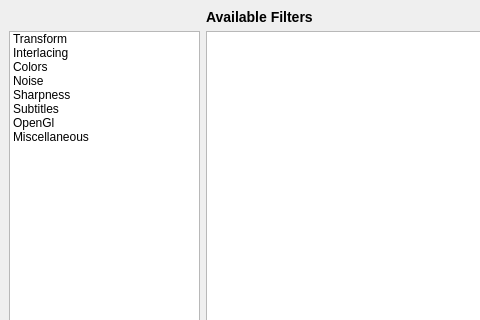
Above: utilities/sourcecode/avidemux2-master/avidemux/qt4/ADM_userInterfaces/ADM_filters/mainfilter.ui from goanimate-archive-organization/wrapper-offIine before the change; both pictures show x 0 to 480 and y 0 to 320 of the 913 by 500 pixel window. Below: the same form after it.
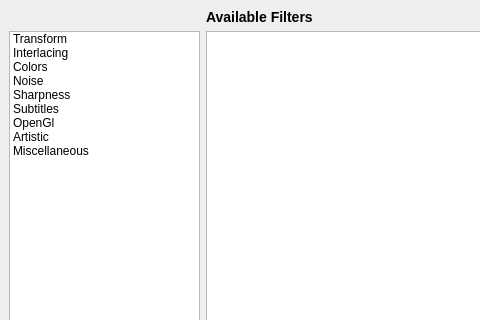
That is the form after the change. Icons and pictures are not drawn.

Diff of the .ui file:
```diff
--- a/utilities/sourcecode/avidemux2-master/avidemux/qt4/ADM_userInterfaces/ADM_filters/mainfilter.ui
+++ b/utilities/sourcecode/avidemux2-master/avidemux/qt4/ADM_userInterfaces/ADM_filters/mainfilter.ui
@@ -166,6 +166,15 @@
           <normaloff>:/new/prefix1/common/ADM_icons/videoFilter/gl.png</normaloff>:/new/prefix1/common/ADM_icons/videoFilter/gl.png</iconset>
         </property>
        </item>
+       <item>
+        <property name="text">
+         <string>Artistic</string>
+        </property>
+        <property name="icon">
+         <iconset resource="filter.qrc">
+          <normaloff>:/new/prefix1/common/ADM_icons/videoFilter/8.png</normaloff>:/new/prefix1/common/ADM_icons/videoFilter/8.png</iconset>
+        </property>
+       </item>
        <item>
         <property name="text">
          <string>Miscellaneous</string>
```
